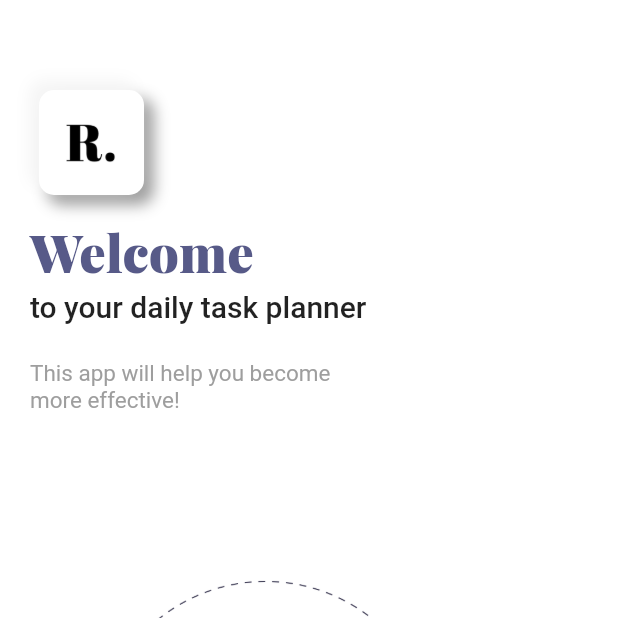
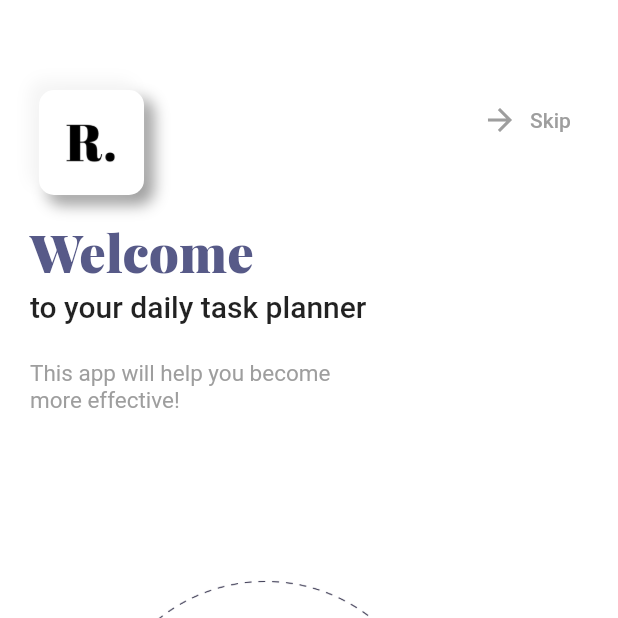
Before and after one commit to B-Houssam/Cool-onboarding-pages-in-flutter-dart, a Flutter app: the screen it shows after launch, on a phone screen of 412 x 824 dp, the top half of it. Run offline on Flutter 3.47's test engine with Material 2 defaults, Android fonts, the light colour scheme and no system bars; drawn by our look-alikes of page_indicator.

Commit message:
Update landing.dart

```diff
--- a/medic/lib/views/landing.dart
+++ b/medic/lib/views/landing.dart
@@ -11,6 +11,7 @@ class Start extends StatefulWidget {
 
 class _StartState extends State<Start> {
   bool _visible = false;
+  bool _visible2 = true;
 
   @override
   Widget build(BuildContext context) {
@@ -20,6 +21,9 @@ class _StartState extends State<Start> {
           children: <Widget>[
             Column(
               crossAxisAlignment: CrossAxisAlignment.start,
+              children: <Widget>[
+                Row(
+                  mainAxisAlignment: MainAxisAlignment.spaceBetween,
                   children: <Widget>[
                     Padding(
                       padding: EdgeInsets.only(
@@ -47,6 +51,32 @@ class _StartState extends State<Start> {
                           color: Colors.white,
                         ),
                       ),
+                    ),
+                    Padding(
+                      padding: EdgeInsets.only(right: 15, top: 30),
+                      child: Align(
+                          alignment: Alignment.topRight,
+                          child: AnimatedOpacity(
+                            duration: Duration(milliseconds: 100),
+                            opacity: _visible2 ? 1.0 : 0.0,
+                            child: FlatButton.icon(
+                              onPressed: () {},
+                              icon: Icon(
+                                Icons.arrow_forward,
+                                color: Colors.grey,
+                              ),
+                              label: Text(
+                                "Skip",
+                                style: TextStyle(
+                                  color: Colors.grey,
+                                ),
+                              ),
+                              splashColor: Colors.transparent,
+                              highlightColor: Colors.transparent,
+                            ),
+                          )),
+                    )
+                  ],
                 ),
                 Expanded(
                     child: Container(
@@ -84,7 +114,7 @@ class _StartState extends State<Start> {
                     opacity: _visible ? 1.0 : 0.0,
                     child: Button(),
                   )),
-            )
+            ),
           ],
         ));
   }
@@ -92,10 +122,12 @@ class _StartState extends State<Start> {
   void getP(int page) {
     setState(() {
       if (page == 3) {
+        _visible2 = !_visible2;
         _visible = !_visible;
       } else {
         if (page == 1 || page == 2 || page == 0) {
           _visible = false;
+          _visible2 = true;
         }
       }
     });
```
Lines whose indentation alone changed are shown as unchanged.
